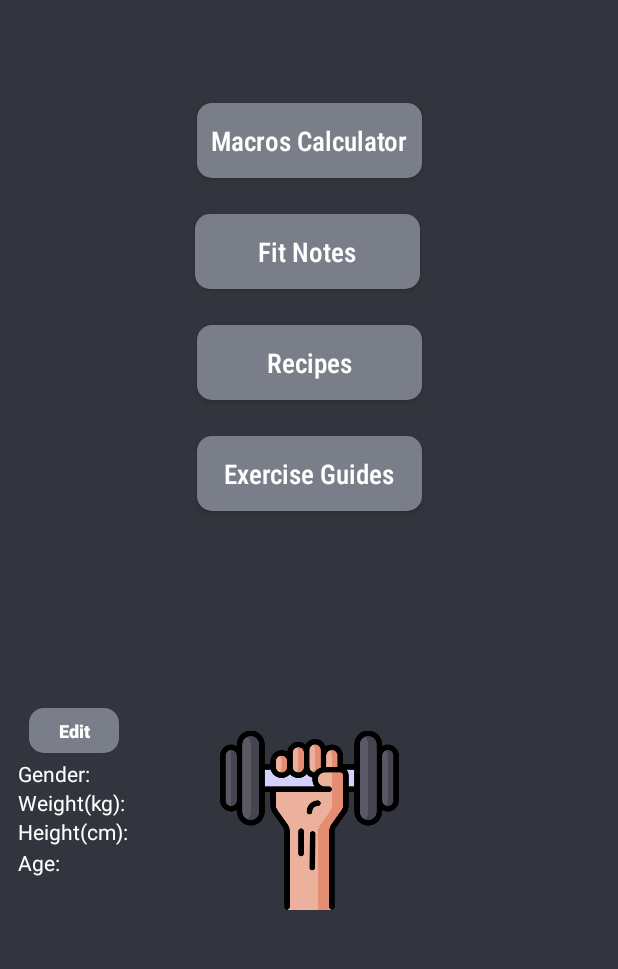
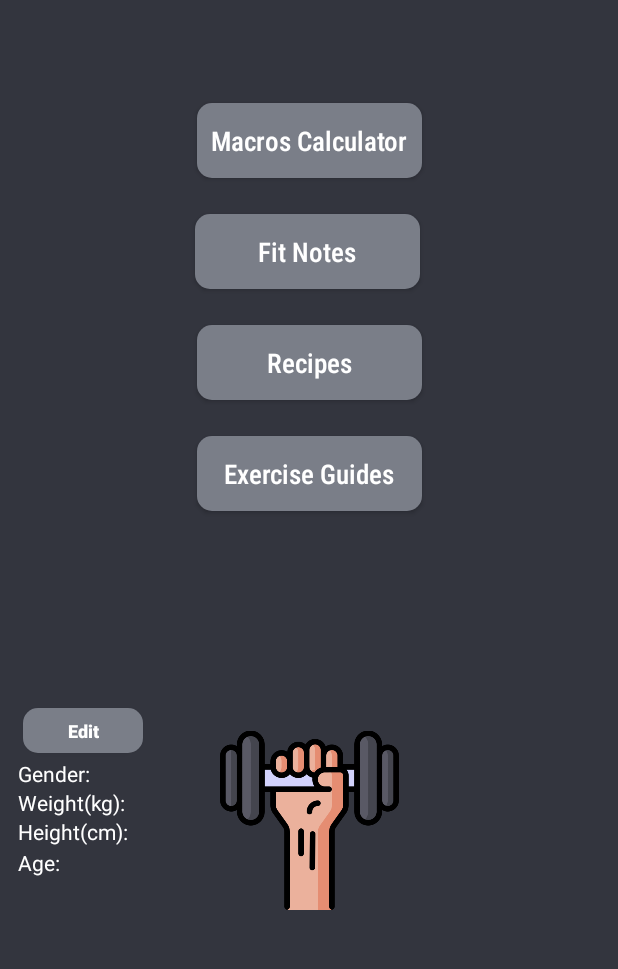
Before and after one commit to VGoychev/My-Fitness-v1.0, an Android app: the MainMenu screen opened directly, with no data from a screen before it, after a tap on "EN/BG", on a phone screen of 412 x 824 dp, the part 168-1137 px from its top. Run offline under Robolectric (Android 15) with nearby library versions, the phone set to English and light mode, and no system bars.

Commit message:
Initial commit

```diff
--- a/app/src/main/java/com/example/mystepscounter/MainMenu.java
+++ b/app/src/main/java/com/example/mystepscounter/MainMenu.java
@@ -17,6 +17,7 @@ import java.util.Locale;
 
 public class MainMenu extends AppCompatActivity {
 Button btnMC , btnFN , btnRec , btnGuides, btnEdit, languageButton;
+SharedPreferences sp;
     public void btnFNClick(View view) {
         Intent intent = new Intent(this, FitNotes.class);
         startActivity(intent);
@@ -42,12 +43,30 @@ Button btnMC , btnFN , btnRec , btnGuides, btnEdit, languageButton;
         Intent intent = new Intent(this, MainActivity.class);
         startActivity(intent);
     }
+
+    public static final String PREF_SELECTED_LANGUAGE = "selected_language";
+
     @Override
     protected void onCreate(Bundle savedInstanceState) {
-        super.onCreate(savedInstanceState);
+        sp = getApplicationContext().getSharedPreferences("MyUserPrefs", Context.MODE_PRIVATE);
+        String selectedLanguage = sp.getString(PREF_SELECTED_LANGUAGE, "");
+//        super.onCreate(savedInstanceState);
         requestWindowFeature(Window.FEATURE_NO_TITLE);
         getSupportActionBar().hide();
-        setContentView(R.layout.activity_main_menu);
+//        setContentView(R.layout.activity_main_menu);
+        if (!selectedLanguage.isEmpty()) {
+            Locale newLocale = new Locale(selectedLanguage);
+            Locale.setDefault(newLocale);
+            Configuration configuration = getResources().getConfiguration();
+            configuration.setLocale(newLocale);
+            Context context = createConfigurationContext(configuration);
+            super.onCreate(savedInstanceState);
+            setContentView(R.layout.activity_main_menu);
+        } else {
+            // If no language preference is saved, proceed with the default onCreate() behavior
+            super.onCreate(savedInstanceState);
+            setContentView(R.layout.activity_main_menu);
+        }
         TextView age1 , height1 , weight1 , gender1;
         age1 = (TextView) findViewById(R.id.age1);
         height1 = (TextView) findViewById(R.id.height1);
@@ -58,15 +77,27 @@ Button btnMC , btnFN , btnRec , btnGuides, btnEdit, languageButton;
         btnRec = (Button) findViewById(R.id.btnRec);
         btnGuides = (Button) findViewById(R.id.btnGuides);
         btnEdit = (Button) findViewById(R.id.btnEdit);
-        SharedPreferences sp = getApplicationContext().getSharedPreferences("MyUserPrefs", Context.MODE_PRIVATE);
+
+//        if (!selectedLanguage.isEmpty()) {
+//            // Update app's locale based on saved language
+//            Locale newLocale = new Locale(selectedLanguage);
+//            Locale.setDefault(newLocale);
+//            Configuration config = new Configuration();
+//            config.locale = newLocale;
+//            getResources().updateConfiguration(config, getResources().getDisplayMetrics());
+//        }
         String height = sp.getString("height" , "");
         String weight = sp.getString("weight" , "");
         String age = sp.getString("age" , "");
         String gender= sp.getString("gender", "");
-        gender1.setText("Gender: " + gender);
-        age1.setText("Age: " + age);
-        height1.setText("Height(cm): " + height);
-        weight1.setText("Weight(kg): " + weight);
+//        gender1.setText("Gender: " + gender);
+//        age1.setText("Age: " + age);
+//        height1.setText("Height(cm): " + height);
+//        weight1.setText("Weight(kg): " + weight);
+        gender1.setText(getString(R.string.gender) + " " + gender);
+        age1.setText(getString(R.string.age) + " " + age);
+        height1.setText(getString(R.string.height) + " " + height);
+        weight1.setText(getString(R.string.weight) + " " + weight);
 
         languageButton = findViewById(R.id.btn_language);
         languageButton.setOnClickListener(new View.OnClickListener() {
@@ -88,6 +119,30 @@ Button btnMC , btnFN , btnRec , btnGuides, btnEdit, languageButton;
         Configuration config = new Configuration();
         config.locale = newLocale;
         getResources().updateConfiguration(config, getResources().getDisplayMetrics());
+
+        SharedPreferences.Editor editor = sp.edit();
+        editor.putString(PREF_SELECTED_LANGUAGE, newLocale.getLanguage());
+        String currentGender = sp.getString("gender", "");
+
+        Log.d("SwitchLanguage", "Current gender value: " + currentGender);
+
+        if (newLocale.getLanguage().equals("bg")) {
+            if ("Male".equals(currentGender)) {
+                currentGender = "Мъж";
+            } else if ("Female".equals(currentGender)) {
+                currentGender = "Жена";
+            }
+        } else { // English language
+            if ("Мъж".equals(currentGender)) {
+                currentGender = "Male";
+            } else if ("Жена".equals(currentGender)) {
+                currentGender = "Female";
+            }
+        }
+
+        editor.putString("gender", currentGender);
+        editor.apply();
+        Log.d("SwitchLanguage", "Gender value updated to: " + sp.getString("gender", ""));
         Log.d("SwitchLanguage", "Switching language to " + newLocale.getLanguage());
 
         // Restart MainActivity to apply changes (optional)
--- a/app/src/main/res/layout/activity_macros_calculator.xml
+++ b/app/src/main/res/layout/activity_macros_calculator.xml
@@ -19,7 +19,7 @@
             android:layout_width="match_parent"
             android:layout_height="wrap_content"
             android:textAlignment="center"
-            android:text="Macros Calculator"
+            android:text="@string/btnMC"
             android:scaleY="1.5"
             android:textColor="@color/white"
             android:textSize="24sp"
@@ -62,7 +62,7 @@
             android:background="@drawable/custom_button"
             android:backgroundTint="@color/gray"
             android:fontFamily="sans-serif-condensed-medium"
-            android:text="Add"
+            android:text="@string/add"
             android:textAllCaps="false"
             android:textColor="@color/white"
             android:textSize="15sp" />
--- a/app/src/main/res/layout/activity_main_menu.xml
+++ b/app/src/main/res/layout/activity_main_menu.xml
@@ -158,12 +158,12 @@
         app:layout_constraintTop_toBottomOf="@+id/btnGuides" />
     <Button
         android:id="@+id/btnEdit"
-        android:layout_width="60dp"
+        android:layout_width="80dp"
         android:layout_height="30dp"
         android:layout_margin="4dp"
         android:background="@drawable/custom_button"
         android:onClick="btnEditClick"
-        android:text="Edit"
+        android:text="@string/btnEdit"
         android:textAllCaps="false"
         android:textColor="@color/white"
         android:textSize="12sp"
--- a/app/src/main/res/values/strings.xml
+++ b/app/src/main/res/values/strings.xml
@@ -7,10 +7,12 @@
     <string name="enterAge">Enter Age</string>
     <string name="BtnNext">Next</string>
     <string name="gender">Gender:</string>
+    <string name="add">Add</string>
     <string name="loading">Loading…</string>
     <string name="btnMC">Macros Calculator</string>
     <string name="btnFN">Fit Notes</string>
     <string name="btnRec">Recipes</string>
+    <string name="btnEdit">Edit</string>
     <string name="btnGuides">Exercise Guides</string>
     <string name="Choose">Choose food :</string>
     <string name="age">Age:</string>
```
Also changed, not shown: app/src/main/java/com/example/mystepscounter/MainActivity.java (+47 -4 lines), app/src/main/java/com/example/mystepscounter/Splash.java (+21 -0 lines), 1 other file.
